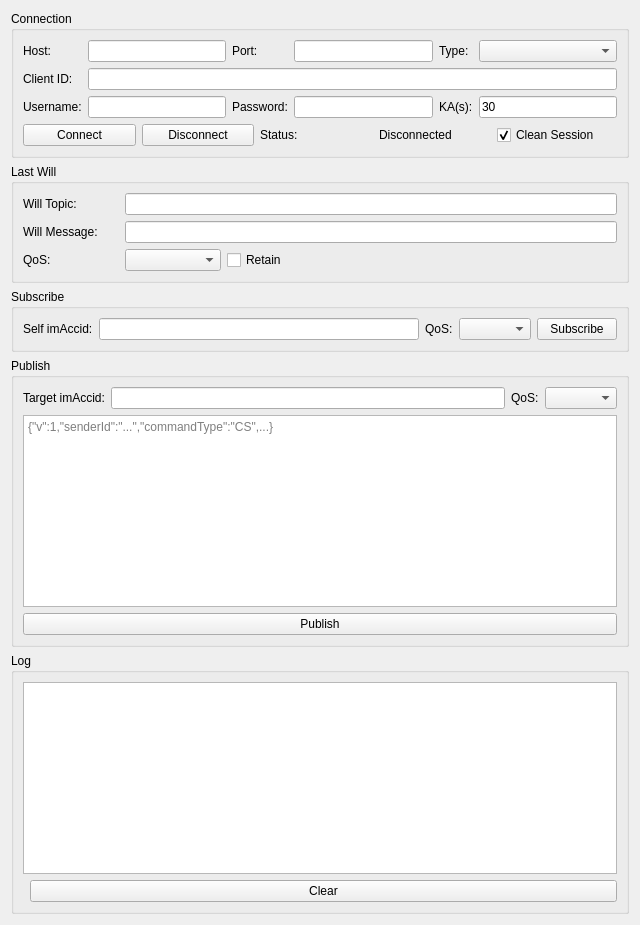
Qt form qt-demo/mainwgt.ui (maenlong/qmqtt) before a commit.
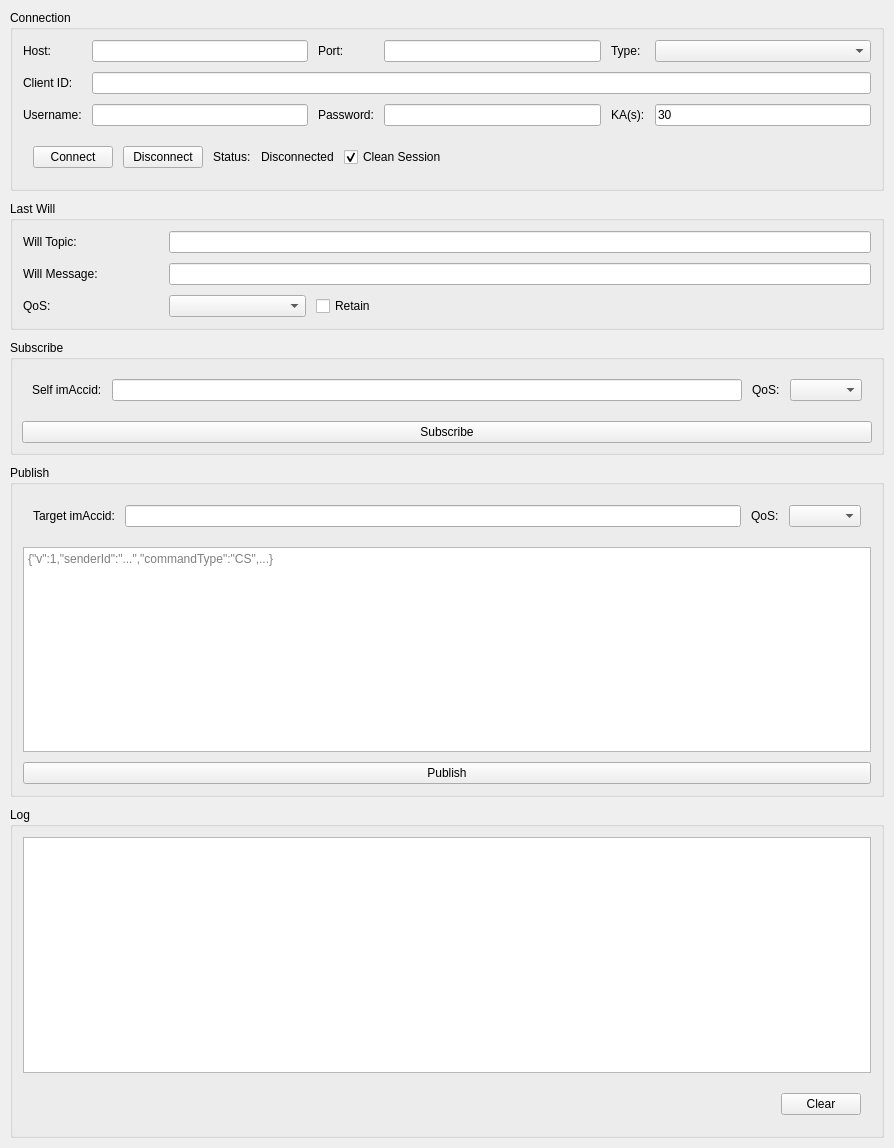
The same form after that commit.

Commit message:
refactor(qt-demo): 统一 UI 控件命名规范 + 调整间距
- Widget objectName 改为 feature+TypeSuffix: host→hostLet, type→typeCbx,
  btnConnect→connectBtn, payload→payloadTed, log→logTed, status→statusTextLbl,
  labelXxx→xxxTipLbl, cleanSession→cleanSessionCbk 等
- Layout/GroupBox 语义化命名: layout→mainLayout, grpLog→logGrp 等
- Spacer 添加 name: horizontalSpacer_1~3
- Auto-connect slot 同步更名: on_btnXxx_clicked→on_xxxBtn_clicked
- 所有 layout margin/spacing 0→10
- minSize 640x720→640x1000, 移除硬编码 geometry

```diff
--- a/qt-demo/mainwgt.ui
+++ b/qt-demo/mainwgt.ui
@@ -2,22 +2,42 @@
 <ui version="4.0">
  <class>MainWgt</class>
   <widget class="QWidget" name="MainWgt">
+  <property name="geometry">
+   <rect>
+    <x>0</x>
+    <y>0</y>
+    <width>894</width>
+    <height>1148</height>
+   </rect>
+  </property>
    <property name="minimumSize">
     <size>
      <width>640</width>
-     <height>720</height>
+    <height>1000</height>
     </size>
    </property>
   <property name="windowTitle">
    <string>MQTT Client Demo</string>
   </property>
-  <layout class="QVBoxLayout" name="m_layout">
+  <layout class="QVBoxLayout" name="mainLayout">
+   <property name="spacing">
+    <number>10</number>
+   </property>
+   <property name="margin" stdset="0">
+    <number>10</number>
+   </property>
    <item>
     <widget class="QGroupBox" name="m_grpConnection">
      <property name="title">
       <string>Connection</string>
      </property>
-     <layout class="QGridLayout" name="gridConnection">
+     <layout class="QGridLayout" name="connectionGrid">
+      <property name="margin" stdset="0">
+       <number>10</number>
+      </property>
+      <property name="spacing">
+       <number>10</number>
+      </property>
       <item row="0" column="0">
        <widget class="QLabel" name="m_labelHost">
         <property name="text"><string>Host:</string></property>
@@ -32,9 +52,7 @@
        </widget>
       </item>
       <item row="0" column="3">
-       <widget class="QLineEdit" name="m_port">
-        <property name="maximumWidth"><number>80</number></property>
-       </widget>
+       <widget class="QLineEdit" name="portLet"/>
       </item>
       <item row="0" column="4">
        <widget class="QLabel" name="m_labelType">
@@ -42,9 +60,7 @@
        </widget>
       </item>
       <item row="0" column="5">
-       <widget class="QComboBox" name="m_type">
-        <property name="maximumWidth"><number>80</number></property>
-       </widget>
+       <widget class="QComboBox" name="typeCbx"/>
       </item>
       <item row="1" column="0">
        <widget class="QLabel" name="m_labelClientId">
@@ -84,39 +100,67 @@
        </widget>
       </item>
       <item row="3" column="0" colspan="6">
-       <layout class="QHBoxLayout" name="layoutButtons">
+       <widget class="QWidget" name="connBtnsWgt" native="true">
+        <layout class="QHBoxLayout" name="connBtnsLayout">
+         <property name="spacing">
+          <number>10</number>
+         </property>
+         <property name="margin" stdset="0">
+          <number>10</number>
+         </property>
         <item>
-         <widget class="QPushButton" name="m_btnConnect">
-          <property name="text"><string>Connect</string></property>
+          <widget class="QPushButton" name="connectBtn">
+           <property name="text">
+            <string>Connect</string>
+           </property>
          </widget>
         </item>
         <item>
-         <widget class="QPushButton" name="m_btnDisconnect">
-          <property name="text"><string>Disconnect</string></property>
+          <widget class="QPushButton" name="disconnectBtn">
+           <property name="text">
+            <string>Disconnect</string>
+           </property>
          </widget>
         </item>
         <item>
-         <widget class="QLabel" name="m_labelStatus">
-          <property name="text"><string>Status:</string></property>
+          <widget class="QLabel" name="statusTipLbl">
+           <property name="text">
+            <string>Status:</string>
+           </property>
          </widget>
         </item>
         <item>
-         <widget class="QLabel" name="m_status">
-          <property name="text"><string>Disconnected</string></property>
+          <widget class="QLabel" name="statusTextLbl">
+           <property name="text">
+            <string>Disconnected</string>
+           </property>
          </widget>
         </item>
         <item>
-         <widget class="QCheckBox" name="m_cleanSession">
-          <property name="text"><string>Clean Session</string></property>
-          <property name="checked"><bool>true</bool></property>
+          <widget class="QCheckBox" name="cleanSessionCbk">
+           <property name="text">
+            <string>Clean Session</string>
+           </property>
+           <property name="checked">
+            <bool>true</bool>
+           </property>
          </widget>
         </item>
         <item>
-         <spacer>
-          <property name="orientation"><enum>Qt::Horizontal</enum></property>
+          <spacer name="horizontalSpacer_1">
+           <property name="orientation">
+            <enum>Qt::Horizontal</enum>
+           </property>
+           <property name="sizeHint" stdset="0">
+            <size>
+             <width>0</width>
+             <height>0</height>
+            </size>
+           </property>
          </spacer>
         </item>
        </layout>
+       </widget>
       </item>
      </layout>
     </widget>
@@ -126,7 +170,13 @@
      <property name="title">
       <string>Last Will</string>
      </property>
-     <layout class="QGridLayout" name="gridWill">
+     <layout class="QGridLayout" name="willGrid">
+      <property name="margin" stdset="0">
+       <number>10</number>
+      </property>
+      <property name="spacing">
+       <number>10</number>
+      </property>
       <item row="0" column="0">
        <widget class="QLabel" name="m_labelWillTopic">
         <property name="text"><string>Will Topic:</string></property>
@@ -149,9 +199,7 @@
        </widget>
       </item>
       <item row="2" column="1">
-       <widget class="QComboBox" name="m_willQos">
-        <property name="maximumWidth"><number>60</number></property>
-       </widget>
+       <widget class="QComboBox" name="willQosCbx"/>
       </item>
       <item row="2" column="2">
        <widget class="QCheckBox" name="m_willRetain">
@@ -159,8 +207,16 @@
        </widget>
       </item>
       <item row="2" column="3" colspan="3">
-       <spacer>
-        <property name="orientation"><enum>Qt::Horizontal</enum></property>
+       <spacer name="horizontalSpacer_2">
+        <property name="orientation">
+         <enum>Qt::Horizontal</enum>
+        </property>
+        <property name="sizeHint" stdset="0">
+         <size>
+          <width>0</width>
+          <height>0</height>
+         </size>
+        </property>
        </spacer>
       </item>
      </layout>
@@ -171,28 +227,56 @@
      <property name="title">
       <string>Subscribe</string>
      </property>
-     <layout class="QHBoxLayout" name="layoutSubscribe">
+     <layout class="QVBoxLayout" name="verticalLayout">
+      <property name="spacing">
+       <number>10</number>
+      </property>
       <item>
-       <widget class="QLabel" name="m_labelSelfImAccid">
-        <property name="text"><string>Self imAccid:</string></property>
+       <widget class="QWidget" name="subcribeWgt" native="true">
+        <layout class="QHBoxLayout" name="horizontalLayout">
+         <property name="spacing">
+          <number>10</number>
+         </property>
+         <property name="leftMargin">
+          <number>10</number>
+         </property>
+         <property name="topMargin">
+          <number>10</number>
+         </property>
+         <property name="rightMargin">
+          <number>10</number>
+         </property>
+         <property name="bottomMargin">
+          <number>10</number>
+         </property>
+         <item>
+          <widget class="QLabel" name="selfImAccidTipLbl">
+           <property name="text">
+            <string>Self imAccid:</string>
+           </property>
        </widget>
       </item>
       <item>
-       <widget class="QLineEdit" name="m_selfImAccid"/>
+          <widget class="QLineEdit" name="selfImAccidLet"/>
       </item>
        <item>
-        <widget class="QLabel" name="m_labelSubQos">
-         <property name="text"><string>QoS:</string></property>
+          <widget class="QLabel" name="subQosTipLbl">
+           <property name="text">
+            <string>QoS:</string>
+           </property>
         </widget>
        </item>
        <item>
-        <widget class="QComboBox" name="m_subQos">
-         <property name="maximumWidth"><number>60</number></property>
+          <widget class="QComboBox" name="subQosCbx"/>
+         </item>
+        </layout>
         </widget>
        </item>
        <item>
-        <widget class="QPushButton" name="m_btnSubscribe">
-         <property name="text"><string>Subscribe</string></property>
+       <widget class="QPushButton" name="subscribeBtn">
+        <property name="text">
+         <string>Subscribe</string>
+        </property>
         </widget>
        </item>
       </layout>
@@ -203,28 +287,44 @@
      <property name="title">
       <string>Publish</string>
      </property>
-     <layout class="QVBoxLayout" name="layoutPublish">
+     <layout class="QVBoxLayout" name="publishLayout">
+      <property name="spacing">
+       <number>10</number>
+      </property>
+      <property name="margin" stdset="0">
+       <number>10</number>
+      </property>
       <item>
-       <layout class="QHBoxLayout" name="layoutTarget">
+       <widget class="QWidget" name="targetWgt" native="true">
+        <layout class="QHBoxLayout" name="targetLayout">
+         <property name="spacing">
+          <number>10</number>
+         </property>
+         <property name="margin" stdset="0">
+          <number>10</number>
+         </property>
         <item>
-         <widget class="QLabel" name="m_labelTargetImAccid">
-          <property name="text"><string>Target imAccid:</string></property>
+          <widget class="QLabel" name="targetImAccidTipLbl">
+           <property name="text">
+            <string>Target imAccid:</string>
+           </property>
          </widget>
         </item>
         <item>
-         <widget class="QLineEdit" name="m_targetImAccid"/>
+          <widget class="QLineEdit" name="targetImAccidLet"/>
         </item>
         <item>
-         <widget class="QLabel" name="m_labelPubQos">
-          <property name="text"><string>QoS:</string></property>
+          <widget class="QLabel" name="pubQosTipLbl">
+           <property name="text">
+            <string>QoS:</string>
+           </property>
          </widget>
         </item>
         <item>
-         <widget class="QComboBox" name="m_pubQos">
-          <property name="maximumWidth"><number>60</number></property>
-         </widget>
-        </item>
-       </layout>
+          <widget class="QComboBox" name="pubQosCbx"/>
+         </item>
+        </layout>
+       </widget>
       </item>
        <item>
         <widget class="QPlainTextEdit" name="m_payload">
@@ -246,7 +346,13 @@
      <property name="title">
       <string>Log</string>
      </property>
-     <layout class="QVBoxLayout" name="layoutLog">
+     <layout class="QVBoxLayout" name="logLayout">
+      <property name="spacing">
+       <number>10</number>
+      </property>
+      <property name="margin" stdset="0">
+       <number>10</number>
+      </property>
       <item>
        <widget class="QPlainTextEdit" name="m_log">
         <property name="readOnly"><bool>true</bool></property>
@@ -254,10 +360,24 @@
        </widget>
       </item>
       <item>
-       <layout class="QHBoxLayout" name="layoutLogButtons">
+       <layout class="QHBoxLayout" name="logBtnsLayout">
+        <property name="spacing">
+         <number>10</number>
+        </property>
+        <property name="margin" stdset="0">
+         <number>10</number>
+        </property>
         <item>
-         <spacer>
-          <property name="orientation"><enum>Qt::Horizontal</enum></property>
+         <spacer name="horizontalSpacer_3">
+          <property name="orientation">
+           <enum>Qt::Horizontal</enum>
+          </property>
+          <property name="sizeHint" stdset="0">
+           <size>
+            <width>0</width>
+            <height>0</height>
+           </size>
+          </property>
          </spacer>
         </item>
         <item>
```
Left out of the diff: 155 changed lines with no effect on the pictures. Lines whose indentation alone changed are shown as unchanged. The commit also changes 2 other files.
